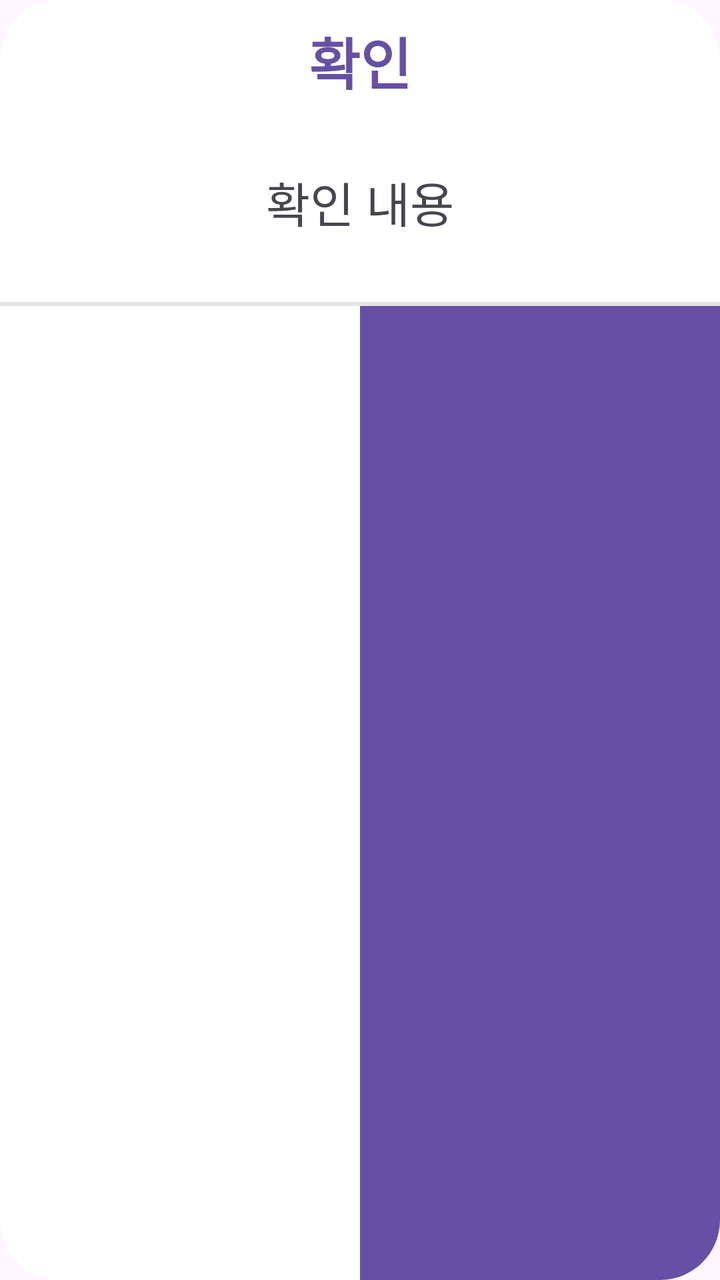
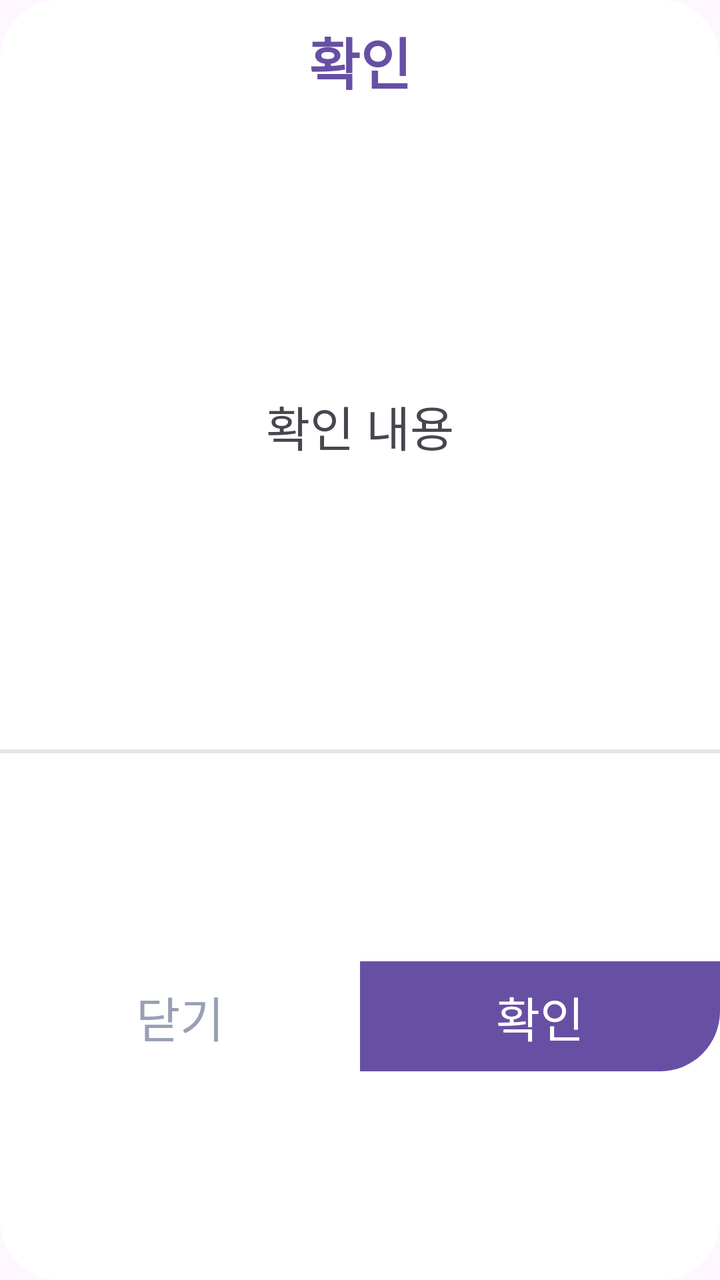

The first picture is an Android layout as it rendered before a commit; the second is the same layout after the commit. The layout source and the unified diff follow.
<!-- AndroidManifest.xml: application theme Theme.Reband -->
<!-- res/layout/confirm_dialog.xml -->
<?xml version="1.0" encoding="utf-8"?>
<androidx.constraintlayout.widget.ConstraintLayout xmlns:android="http://schemas.android.com/apk/res/android"
    xmlns:app="http://schemas.android.com/apk/res-auto"
    android:layout_width="300dp"
    android:layout_height="200dp"
    android:background="@drawable/round_corner_dialog_bg">

    <androidx.appcompat.widget.AppCompatTextView
        android:id="@+id/tv_confirm_dialog_title"
        android:layout_width="wrap_content"
        android:layout_height="wrap_content"
        android:layout_marginTop="10dp"
        android:text="확인"
        android:textColor="@color/mainThemeColor"
        android:textSize="28dp"
        android:textStyle="bold"
        app:layout_constraintEnd_toEndOf="parent"
        app:layout_constraintStart_toStartOf="parent"
        app:layout_constraintTop_toTopOf="parent" />

    <androidx.appcompat.widget.AppCompatTextView
        android:id="@+id/tv_confirm_dialog_content"
        android:layout_width="match_parent"
        android:layout_height="100dp"
        android:gravity="center"
        android:text="확인 내용"
        android:textSize="24dp"
        app:layout_constraintEnd_toEndOf="parent"
        app:layout_constraintStart_toStartOf="parent"
        app:layout_constraintTop_toBottomOf="@id/tv_confirm_dialog_title" />

    <View
        android:id="@+id/div_line"
        android:layout_width="match_parent"
        android:layout_height="2dp"
        android:background="@color/grayLine"
        app:layout_constraintEnd_toEndOf="parent"
        app:layout_constraintStart_toStartOf="parent"
        app:layout_constraintTop_toBottomOf="@id/tv_confirm_dialog_content" />

    <androidx.appcompat.widget.AppCompatTextView
        android:id="@+id/tv_confirm_dialog_close"
        android:layout_width="0dp"
        android:layout_height="0dp"
        android:gravity="center"
        android:paddingHorizontal="90dp"
        android:text="닫기"
        android:textColor="@color/grayText"
        android:textSize="24dp"
        app:layout_constraintBottom_toBottomOf="parent"
        app:layout_constraintEnd_toStartOf="@id/tv_confirm_dialog_confirm"
        app:layout_constraintStart_toStartOf="parent"
        app:layout_constraintTop_toBottomOf="@id/div_line" />


    <androidx.appcompat.widget.AppCompatTextView
        android:id="@+id/tv_confirm_dialog_confirm"
        android:layout_width="0dp"
        android:layout_height="0dp"
        android:background="@drawable/round_bottom_right_corner_btn_bg"
        android:gravity="center"
        android:paddingHorizontal="90dp"
        android:text="확인"
        android:textColor="@color/white"
        android:textSize="24dp"
        app:layout_constraintBottom_toBottomOf="parent"
        app:layout_constraintEnd_toEndOf="parent"
        app:layout_constraintStart_toEndOf="@id/tv_confirm_dialog_close"
        app:layout_constraintTop_toBottomOf="@id/div_line" />

</androidx.constraintlayout.widget.ConstraintLayout>
<!-- resources referenced by this layout -->
<resources>
  <color name="grayLine">#E5E5E5</color>"
  <color name="grayText">#98A0B4</color>
  <color name="mainThemeColor">#6750A4</color>
  <color name="white">#FFFFFFFF</color>
  <!-- drawable round_bottom_right_corner_btn_bg (drawable) -->
  <?xml version="1.0" encoding="utf-8"?>
  <shape xmlns:android="http://schemas.android.com/apk/res/android">
      <solid android:color="@color/mainThemeColor"/>
      <corners android:bottomRightRadius="30dp"/>
  
  </shape>
  <!-- drawable round_corner_dialog_bg (drawable) -->
  <?xml version="1.0" encoding="utf-8"?>
  <shape xmlns:android="http://schemas.android.com/apk/res/android">
      <corners android:radius="30dp"/>
      <solid android:color="@color/white"/>
  
  </shape>
  <style name="Theme.Reband" parent="Base.Theme.Reband" />
  <style name="Base.Theme.Reband" parent="Theme.Material3.DayNight.NoActionBar">
          
          
      </style>
</resources>

<!-- the commit's change to res/layout/confirm_dialog.xml (unified diff, before → after) -->
@@ -1,8 +1,9 @@
 <?xml version="1.0" encoding="utf-8"?>
 <androidx.constraintlayout.widget.ConstraintLayout xmlns:android="http://schemas.android.com/apk/res/android"
     xmlns:app="http://schemas.android.com/apk/res-auto"
-    android:layout_width="300dp"
-    android:layout_height="200dp"
+    android:layout_width="match_parent"
+    android:layout_height="wrap_content"
+    android:layout_marginHorizontal="50dp"
     android:background="@drawable/round_corner_dialog_bg">
 
     <androidx.appcompat.widget.AppCompatTextView
@@ -21,10 +22,13 @@
     <androidx.appcompat.widget.AppCompatTextView
         android:id="@+id/tv_confirm_dialog_content"
         android:layout_width="match_parent"
-        android:layout_height="100dp"
+        android:layout_height="wrap_content"
         android:gravity="center"
+        android:paddingHorizontal="20dp"
+        android:paddingVertical="40dp"
         android:text="확인 내용"
         android:textSize="24dp"
+        app:layout_constraintBottom_toTopOf="@id/div_line"
         app:layout_constraintEnd_toEndOf="parent"
         app:layout_constraintStart_toStartOf="parent"
         app:layout_constraintTop_toBottomOf="@id/tv_confirm_dialog_title" />
@@ -34,6 +38,7 @@
         android:layout_width="match_parent"
         android:layout_height="2dp"
         android:background="@color/grayLine"
+        app:layout_constraintBottom_toTopOf="@id/tv_confirm_dialog_confirm"
         app:layout_constraintEnd_toEndOf="parent"
         app:layout_constraintStart_toStartOf="parent"
         app:layout_constraintTop_toBottomOf="@id/tv_confirm_dialog_content" />
@@ -41,9 +46,10 @@
     <androidx.appcompat.widget.AppCompatTextView
         android:id="@+id/tv_confirm_dialog_close"
         android:layout_width="0dp"
-        android:layout_height="0dp"
+        android:layout_height="wrap_content"
         android:gravity="center"
-        android:paddingHorizontal="90dp"
+        android:paddingHorizontal="40dp"
+        android:paddingVertical="10dp"
         android:text="닫기"
         android:textColor="@color/grayText"
         android:textSize="24dp"
@@ -56,10 +62,11 @@
     <androidx.appcompat.widget.AppCompatTextView
         android:id="@+id/tv_confirm_dialog_confirm"
         android:layout_width="0dp"
-        android:layout_height="0dp"
+        android:layout_height="wrap_content"
         android:background="@drawable/round_bottom_right_corner_btn_bg"
         android:gravity="center"
-        android:paddingHorizontal="90dp"
+        android:paddingHorizontal="40dp"
+        android:paddingVertical="10dp"
         android:text="확인"
         android:textColor="@color/white"
         android:textSize="24dp"
